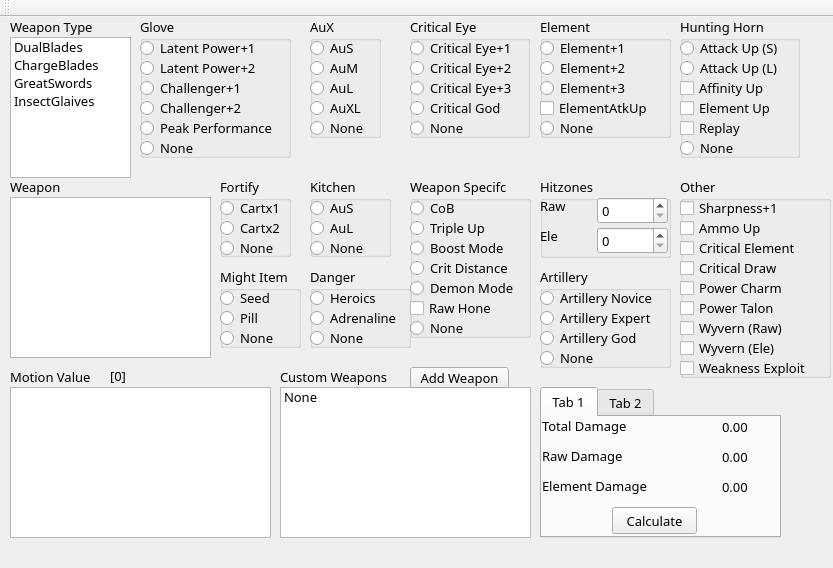
This is src/Forms/damagecalculatorwindow.ui in eesandoval/MH4U-Tool as Qt 5 draws it before an edit. The edited form follows.
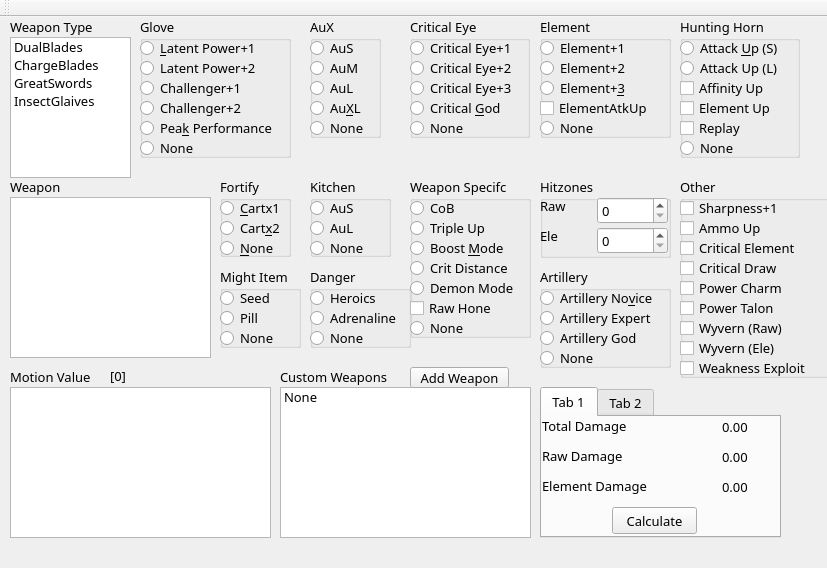
This is the edited form.

Diff of the .ui file:
```diff
--- a/src/Forms/damagecalculatorwindow.ui
+++ b/src/Forms/damagecalculatorwindow.ui
@@ -6,7 +6,7 @@
    <rect>
     <x>0</x>
     <y>0</y>
-    <width>833</width>
+    <width>827</width>
     <height>568</height>
    </rect>
   </property>
@@ -48,7 +48,7 @@
       </font>
      </property>
      <property name="text">
-      <string>Cartx1</string>
+      <string>&amp;Cartx1</string>
      </property>
     </widget>
     <widget class="QRadioButton" name="faint2RadioButton">
@@ -67,7 +67,7 @@
       </font>
      </property>
      <property name="text">
-      <string>Cartx2</string>
+      <string>Cart&amp;x2</string>
      </property>
     </widget>
     <widget class="QRadioButton" name="fortifyNoneRadioButton">
@@ -86,7 +86,7 @@
       </font>
      </property>
      <property name="text">
-      <string>None</string>
+      <string>&amp;None</string>
      </property>
     </widget>
    </widget>
@@ -333,7 +333,7 @@
       </font>
      </property>
      <property name="text">
-      <string>AuXL</string>
+      <string>Au&amp;XL</string>
      </property>
     </widget>
     <widget class="QRadioButton" name="AuXNoneRadioButton">
@@ -656,7 +656,7 @@
       </font>
      </property>
      <property name="text">
-      <string>Latent Power+1</string>
+      <string>&amp;Latent Power+1</string>
      </property>
     </widget>
     <widget class="QRadioButton" name="latentPower2RadioButton">
@@ -751,7 +751,7 @@
       </font>
      </property>
      <property name="text">
-      <string>Peak Performance</string>
+      <string>Pea&amp;k Performance</string>
      </property>
     </widget>
    </widget>
@@ -789,7 +789,7 @@
       </font>
      </property>
      <property name="text">
-      <string>Attack Up (S)</string>
+      <string>Attack &amp;Up (S)</string>
      </property>
     </widget>
     <widget class="QRadioButton" name="attackUpLRadioButton">
@@ -979,7 +979,7 @@
       </font>
      </property>
      <property name="text">
-      <string>Critical God</string>
+      <string>Critical &amp;God</string>
      </property>
     </widget>
     <widget class="QRadioButton" name="CENoneRadioButton">
@@ -1074,7 +1074,7 @@
       </font>
      </property>
      <property name="text">
-      <string>Element+3</string>
+      <string>Element+&amp;3</string>
      </property>
     </widget>
     <widget class="QCheckBox" name="elementAtkUpCheckBox">
@@ -1429,7 +1429,7 @@
       </font>
      </property>
      <property name="text">
-      <string>Artillery Novice</string>
+      <string>Artillery No&amp;vice</string>
      </property>
     </widget>
     <widget class="QRadioButton" name="artilleryExpertRadioButton">
@@ -1543,7 +1543,7 @@
       </font>
      </property>
      <property name="text">
-      <string>Boost Mode</string>
+      <string>Boost &amp;Mode</string>
      </property>
     </widget>
     <widget class="QRadioButton" name="weaponSpecificNoneRadioButton">
```
Left out of the diff: 4 changed lines with no effect on the pictures.
